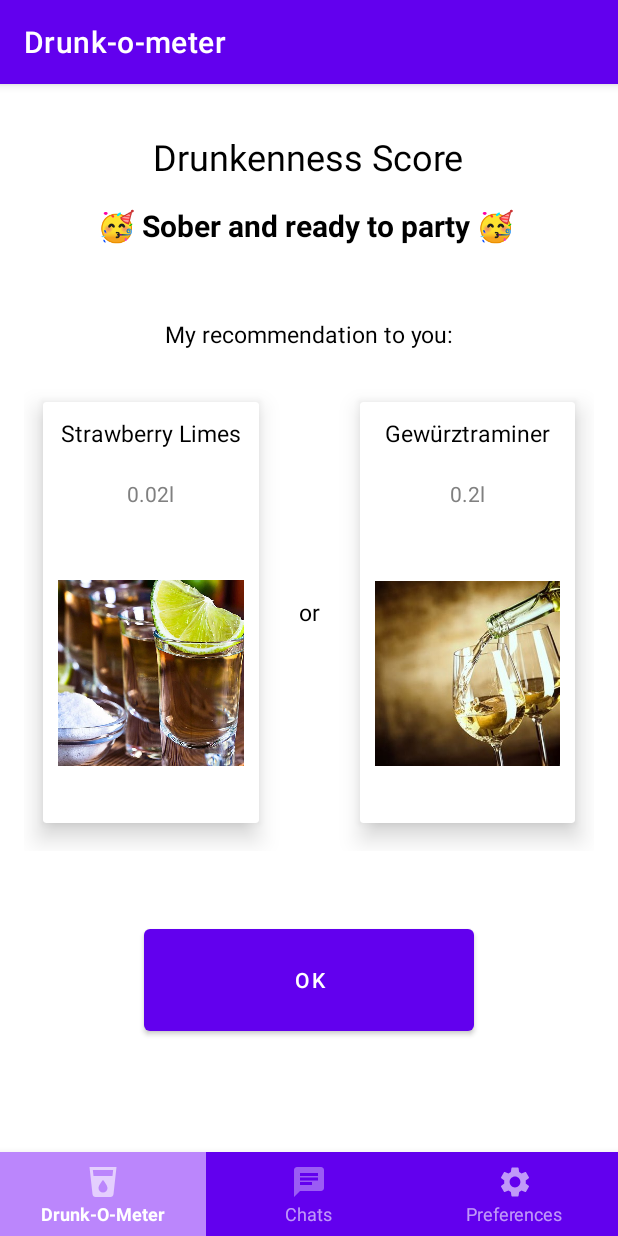
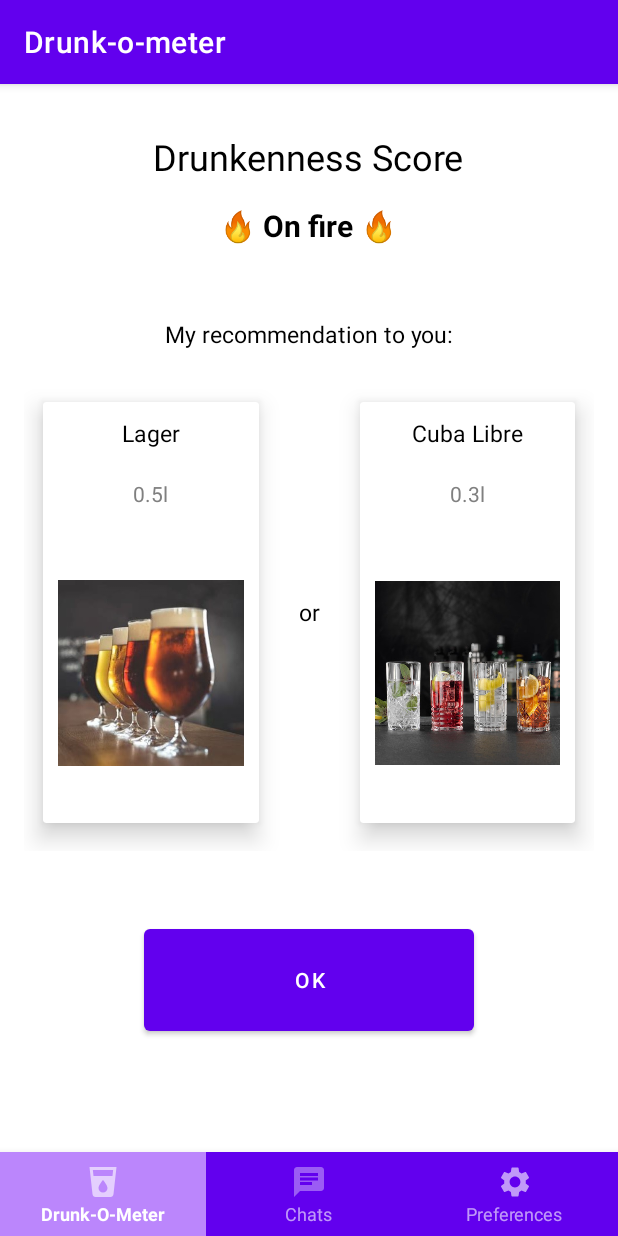
Before and after one commit to IIShortyII/iui_project, an Android app: the fragment RecommendationFragment placed in its activity, on a phone screen of 412 x 824 dp. Run offline under Robolectric (Android 15) with nearby library versions, the phone set to English and light mode, and no system bars; network calls fail; 1 statement that could not run was skipped.

Commit message:
Changed code for video

```diff
--- a/app/src/main/java/com/example/drunk_o_meter/HomeActivity.java
+++ b/app/src/main/java/com/example/drunk_o_meter/HomeActivity.java
@@ -406,7 +406,9 @@ public class HomeActivity extends AppCompatActivity implements BottomNavigationV
                     safeToText = false;
                 }
         }
-        return safeToText;
+        //TODO video: hier safetotext anpassen
+        //return safeToText;
+        return false;
     }
 
     /**
--- a/app/src/main/java/com/example/drunk_o_meter/RecommendationFragment.java
+++ b/app/src/main/java/com/example/drunk_o_meter/RecommendationFragment.java
@@ -185,14 +185,21 @@ public class RecommendationFragment extends Fragment {
         }
 
         //TODO Video: hier gewünschte Getränke einfügen
-        drink1Name.setText(drink1[0]);
+        /*drink1Name.setText(drink1[0]);
         drink1Amount.setText(drink1[3]+ "l");
         drink1Image.setImageDrawable(drink1Img);
 
         drink2Title.setText(drink2[0]);
-        drink2Title.setText(drink2[0]);
         drink2Amount.setText(drink2[3]+ "l");
-        drink2Image.setImageDrawable(drink2Img);
+        drink2Image.setImageDrawable(drink2Img);*/
+
+        drink2Title.setText("Cuba Libre");
+        drink2Amount.setText(0.3 + "l");
+        drink2Image.setImageDrawable(getImageforDrink("Longdrink"));
+
+        drink1Name.setText("Lager");
+        drink1Amount.setText(0.5+ "l");
+        drink1Image.setImageDrawable(getImageforDrink("Beer"));
 
         UserData.RECOMMENDATION = new ArrayList<>();
         UserData.RECOMMENDATION.add(drink1);
@@ -209,7 +216,6 @@ public class RecommendationFragment extends Fragment {
 
             boolean safeToText = ((HomeActivity) contextActivity).calculateSafeToText(drunkennessScoreInt, textMessage);
 
-            //TODO Video hier safe to text anpassen --> Testen weil dann chat historie eventuell nicht passt
             if (safeToText) {
                 safeToTextValue.setText("safe to text");
                 copyMessageContent.setVisibility(View.VISIBLE);
@@ -411,7 +417,7 @@ public class RecommendationFragment extends Fragment {
      */
     public String getDrunkennessScoreText(int drunkennessScoreInt) {
         String drunkennessScoreTxt = "No value arrived from analysis";
-        //TODO video: hier drunkennessScore eingeben den wir wollen
+
         switch (drunkennessScoreInt) {
             case 0: drunkennessScoreTxt = "\uD83E\uDD73 Sober and ready to party \uD83E\uDD73 "; break;
             case 1: drunkennessScoreTxt = "\uD83C\uDF21 Heating up\uD83C\uDF21️"; break;
@@ -419,8 +425,8 @@ public class RecommendationFragment extends Fragment {
             case 3: drunkennessScoreTxt = "\uD83D\uDC83 Ready to tear up the dance floor \uD83D\uDD7A"; break;
             case 4: drunkennessScoreTxt = "\uD83E\uDD2A Drunk AF \uD83E\uDD2A"; break;
         }
-
-        return drunkennessScoreTxt;
+        //TODO video: hier drunkennessScore eingeben den wir wollen
+        return "\uD83D\uDD25 On fire \uD83D\uDD25";
     }
 
     /**
```
Also changed, not shown: app/src/main/java/com/example/drunk_o_meter/typingChallenge/FragmentTypingChallenge.java (+7 -1 lines).
